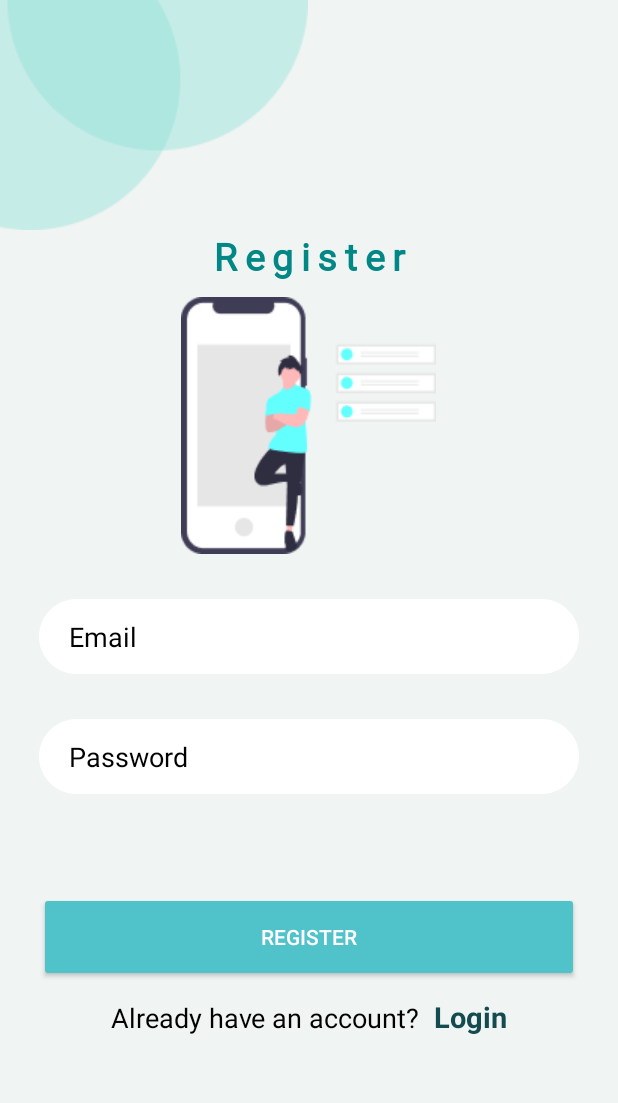
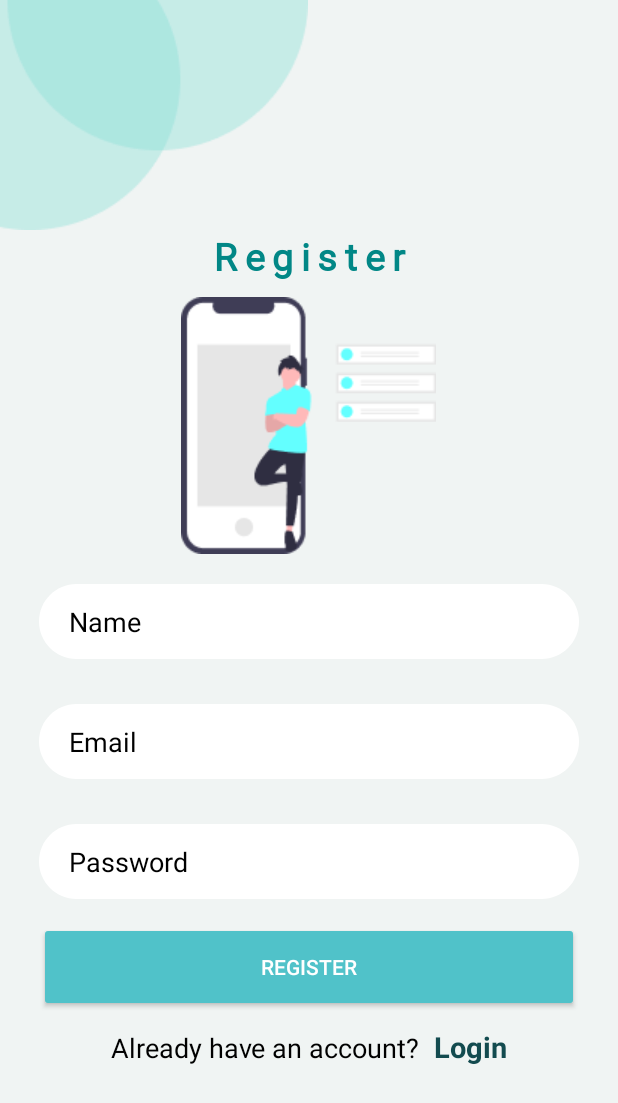
Before and after one commit to lahiruSanjeewa2971/Fuel_helper_androidApp, an Android app: the registration screen opened directly, with no data from a screen before it, on a phone screen of 412 x 824 dp. Shown: the top 1103 px of the screen. Run offline under Robolectric (Android 15) with nearby library versions, the phone set to English and light mode, and no system bars; Roboto replaces fonts that are not available here.

Commit message:
Upload db parts

```diff
--- a/app/build.gradle
+++ b/app/build.gradle
@@ -33,6 +33,8 @@ dependencies {
     implementation 'androidx.appcompat:appcompat:1.4.1'
     implementation 'com.google.android.material:material:1.5.0'
     implementation 'androidx.constraintlayout:constraintlayout:2.1.3'
+    implementation 'com.squareup.retrofit2:retrofit:2.3.0'
+    implementation 'com.squareup.retrofit2:converter-gson:2.3.0'
     testImplementation 'junit:junit:4.13.2'
     androidTestImplementation 'androidx.test.ext:junit:1.1.3'
     androidTestImplementation 'androidx.test.espresso:espresso-core:3.4.0'
--- /dev/null
+++ b/app/src/main/java/com/example/fuelhelper/RetrofitInterface.java
@@ -0,0 +1,22 @@
+package com.example.fuelhelper;
+
+import java.util.HashMap;
+
+import retrofit2.Call;
+import retrofit2.http.Body;
+import retrofit2.http.GET;
+import retrofit2.http.POST;
+
+public interface RetrofitInterface {
+    @POST("/user/login")
+    Call<LoginResult> executeLogin(@Body HashMap<String, String> map);
+
+    @POST("/user/register")
+    Call<Void> executeSignup(@Body HashMap<String, String> map);
+
+    @GET("/user/logout")
+    Call<Void> executeLogout();
+
+    @GET("/user/infor")
+    Call<User> executeUserInfo();
+}
--- a/app/src/main/java/com/example/fuelhelper/registration.java
+++ b/app/src/main/java/com/example/fuelhelper/registration.java
@@ -6,11 +6,24 @@ import android.content.Intent;
 import android.os.Bundle;
 import android.view.View;
 import android.widget.Button;
+import android.widget.EditText;
+import android.widget.Toast;
 
 import com.example.fuelhelper.user_dashboard.user_dashboard;
 
+import java.util.HashMap;
+
+import retrofit2.Call;
+import retrofit2.Callback;
+import retrofit2.Response;
+import retrofit2.Retrofit;
+import retrofit2.converter.gson.GsonConverterFactory;
+
 public class registration extends AppCompatActivity {
     Button registerBtn;
+    private Retrofit retrofit;
+    private RetrofitInterface retrofitInterface;
+    private String BASE_URL = "http://192.168.8.100:5000";
 
     @Override
     protected void onCreate(Bundle savedInstanceState) {
@@ -19,6 +32,16 @@ public class registration extends AppCompatActivity {
 
         registerBtn = findViewById(R.id.registerButton);
 
+        EditText nameEdit = findViewById(R.id.editTextNameReg);
+        EditText emailEdit = findViewById(R.id.editTextEmailReg);
+        EditText passwordEdit = findViewById(R.id.ediTextPasswordReg);
+        retrofit = new Retrofit.Builder()
+                .baseUrl(BASE_URL)
+                .addConverterFactory(GsonConverterFactory.create())
+                .build();
+
+        retrofitInterface = retrofit.create(RetrofitInterface.class);
+
         registerBtn.setOnClickListener(new View.OnClickListener() {
             @Override
             public void onClick(View view) {
@@ -26,5 +49,43 @@ public class registration extends AppCompatActivity {
                 startActivity(i);
             }
         });
+
+        //register user method
+        /*
+        * there are 2 users
+        * 1 normal user | role = 0
+        * 2 fuel station owner | role 1
+        * */
+        registerBtn.setOnClickListener(new View.OnClickListener() {
+            @Override
+            public void onClick(View view) {
+
+                HashMap<String, String> map = new HashMap<>();
+
+                map.put("name", nameEdit.getText().toString());
+                map.put("email", emailEdit.getText().toString());
+                map.put("password", passwordEdit.getText().toString());
+
+                Call<Void> call = retrofitInterface.executeSignup(map);
+                call.enqueue(new Callback<Void>() {
+                    @Override
+                    public void onResponse(Call<Void> call, Response<Void> response) {
+                        if (response.code() == 200){
+                            Toast.makeText(registration.this, "Signed up successfully", Toast.LENGTH_LONG).show();
+                            Intent i = new Intent(registration.this, user_dashboard.class);
+                            startActivity(i);
+                        }else if (response.code() == 400){
+                            Toast.makeText(registration.this, "Already Registered", Toast.LENGTH_LONG).show();
+                        }
+                    }
+
+                    @Override
+                    public void onFailure(Call<Void> call, Throwable t) {
+                        Toast.makeText(registration.this, t.getMessage(), Toast.LENGTH_LONG).show();
+                    }
+                });
+
+            }
+        });
     }
 }
--- a/app/src/main/res/layout/activity_registration.xml
+++ b/app/src/main/res/layout/activity_registration.xml
@@ -33,6 +33,19 @@
         android:src="@drawable/login_draw" />
 
     <EditText
+        android:id="@+id/editTextNameReg"
+        android:layout_width="360dp"
+        android:layout_height="50dp"
+        android:layout_gravity="center_horizontal"
+        android:layout_marginTop="20dp"
+        android:background="@drawable/input"
+        android:hint="Name"
+        android:paddingLeft="20dp"
+        android:textColor="@color/black"
+        android:textColorHint="@color/black" />
+
+    <EditText
+        android:id="@+id/editTextEmailReg"
         android:layout_width="360dp"
         android:layout_height="50dp"
         android:layout_gravity="center_horizontal"
@@ -44,6 +57,7 @@
         android:background="@drawable/input"/>
 
     <EditText
+        android:id="@+id/ediTextPasswordReg"
         android:layout_width="360dp"
         android:layout_height="50dp"
         android:layout_gravity="center_horizontal"
@@ -58,10 +72,10 @@
         android:id="@+id/registerButton"
         android:layout_width="360dp"
         android:layout_height="60dp"
+        android:layout_gravity="center_horizontal"
+        android:layout_marginTop="15dp"
         android:backgroundTint="@color/loginButton"
-        android:layout_marginTop="65dp"
-        android:text="Register"
-        android:layout_gravity="center_horizontal"/>
+        android:text="Register" />
 
     <LinearLayout
         android:layout_width="wrap_content"
--- a/app/src/main/res/layout/activity_splash_screen.xml
+++ b/app/src/main/res/layout/activity_splash_screen.xml
@@ -25,7 +25,7 @@
         android:layout_height="233dp"
         android:layout_marginTop="36dp"
         android:layout_marginBottom="299dp"
-        android:src="@drawable/fuel_icon_02"
+        android:src="@drawable/main_menu_background"
         android:transitionName="splash_image"
         app:layout_constraintBottom_toBottomOf="parent"
         app:layout_constraintEnd_toEndOf="parent"
```
Also changed, not shown: app/src/main/AndroidManifest.xml (+4 -4 lines), app/src/main/java/com/example/fuelhelper/LoginResult.java (added, +16 -0 lines), app/src/main/java/com/example/fuelhelper/MainActivity.java (+93 -1 lines), app/src/main/java/com/example/fuelhelper/User.java (added, +15 -0 lines), app/src/main/res/layout/activity_main.xml (+10 -8 lines), app/src/main/res/drawable-v24/main_menu_background.jpeg (added).
